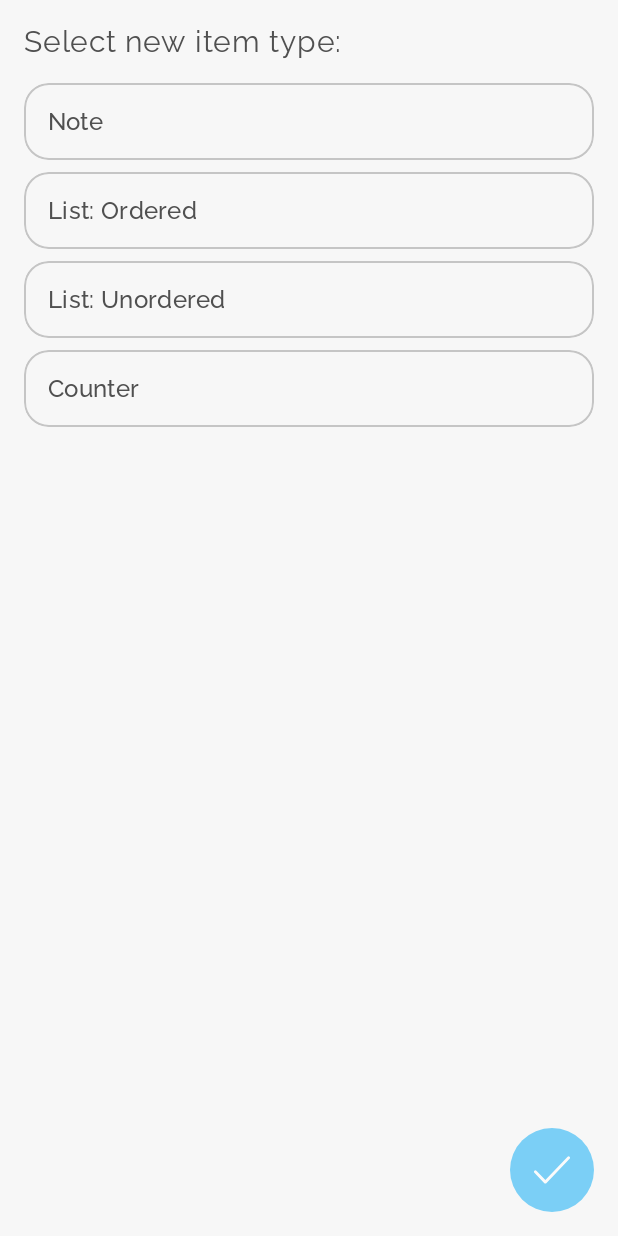
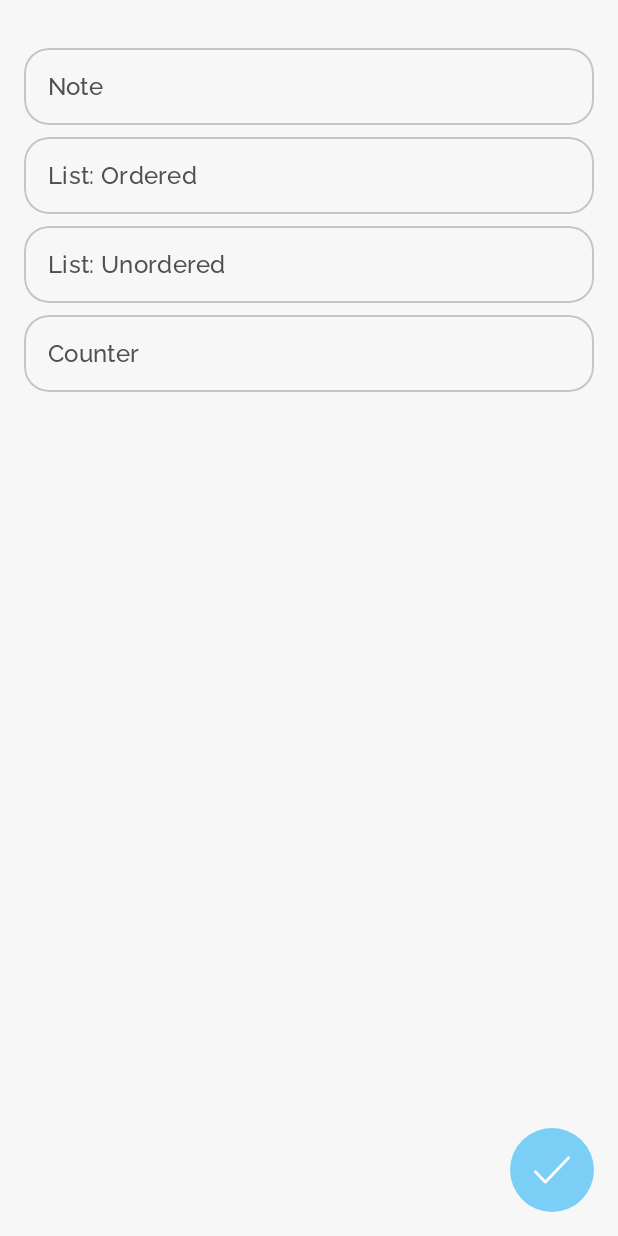
Before and after one commit to ordogod/Collect, an Android app: the CreateItemActivity screen opened directly, with no data from a screen before it, on a phone screen of 412 x 824 dp. Run offline under Robolectric (Android 15) with nearby library versions, the phone set to English and light mode, and no system bars.

Commit message:
Remove title of create item screen

```diff
--- a/app/src/main/res/layout/activity_create_item.xml
+++ b/app/src/main/res/layout/activity_create_item.xml
@@ -19,16 +19,6 @@
         android:orientation="vertical"
         app:layout_constraintGuide_end="@dimen/size_16" />
 
-    <androidx.appcompat.widget.AppCompatTextView
-        android:id="@+id/create_type_label"
-        style="@style/TextTitle"
-        android:layout_width="wrap_content"
-        android:layout_height="wrap_content"
-        android:text="@string/create_type_label"
-        android:textColor="@color/text_body"
-        app:layout_constraintStart_toStartOf="@+id/create_gl_start"
-        app:layout_constraintTop_toTopOf="parent" />
-
     <androidx.recyclerview.widget.RecyclerView
         android:id="@+id/create_types_recycler"
         android:layout_width="0dp"
@@ -37,7 +27,7 @@
         app:layout_constraintBottom_toBottomOf="parent"
         app:layout_constraintEnd_toStartOf="@+id/create_gl_end"
         app:layout_constraintStart_toStartOf="@+id/create_gl_start"
-        app:layout_constraintTop_toBottomOf="@+id/create_type_label" />
+        app:layout_constraintTop_toTopOf="parent" />
 
     <com.google.android.material.floatingactionbutton.FloatingActionButton
         android:id="@+id/create_type_done_fab"
--- a/app/src/main/res/values/strings.xml
+++ b/app/src/main/res/values/strings.xml
@@ -3,8 +3,6 @@
     <string name="app_name">Collect</string>
 
     <!--~~~~~~~~~~~~~ NOTE BUILDER SCREEN ~~~~~~~~~~~~~~-->
-    <string name="create_type_label">Select new item type:</string>
-
     <string name="create_type_note">Note</string>
     <string name="create_type_list_ordered">List: Ordered</string>
     <string name="create_type_list_unordered">List: Unordered</string>
```
Also changed, not shown: app/src/main/res/drawable/ic_drop_down_gray.xml (deleted, +0 -10 lines).
